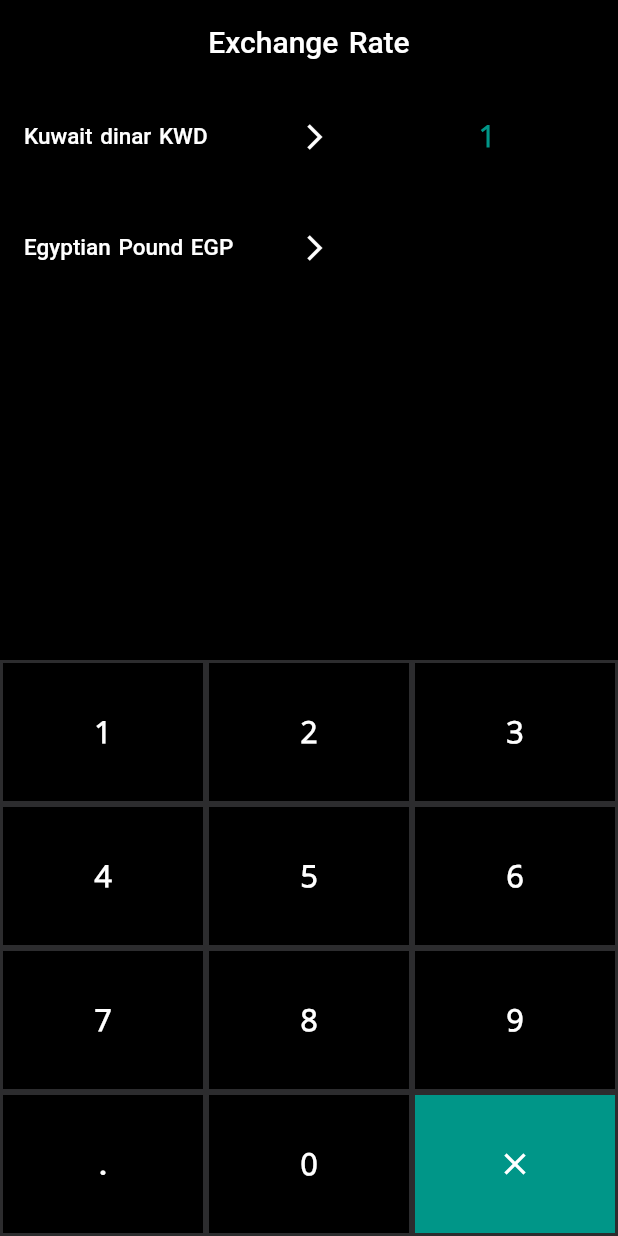
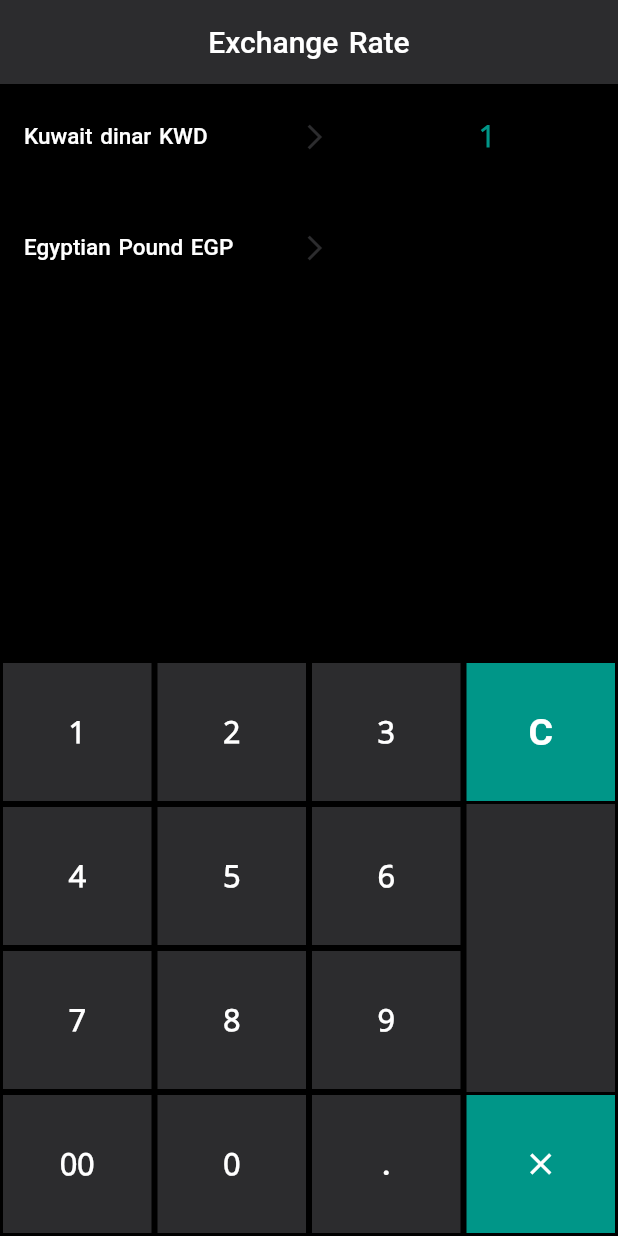
Before and after one commit to Nader15/currency_converter, a Flutter app: the screen it shows after launch, after a tap on the "clear" icon, on a phone screen of 412 x 824 dp. Run offline on Flutter 3.47's test engine with Material 2 defaults, Android fonts, the phone set to English and light mode, and no system bars; our stand-ins replace conditional_builder_null_safety, flutter_svg, get, get_storage, lottie; network calls fail; statements that could not run were skipped.

Commit message:
app ui updated

```diff
--- a/lib/Logic/controllers/home_controller.dart
+++ b/lib/Logic/controllers/home_controller.dart
@@ -7,7 +7,9 @@ import '../../Services/countries_services.dart';
 import '../../Utils/local_storage/local_storage.dart';
 
 class HomeController extends GetxController {
-  var isLoading = false.obs;
+  var isLoading = true.obs;
+  var firstValueIsLoading = false.obs;
+  var secondValueIsLoading = false.obs;
 
   var currenciesList = <Currencies>[].obs;
   var firstCountry = 'Kuwait dinar'.obs;
@@ -32,9 +34,15 @@ class HomeController extends GetxController {
     super.onInit();
   }
 
+  Future<void> onRefreshHomePage() async {
+    await Future.delayed(const Duration(seconds: 1), () {
+      convertCurrencies();
+    });
+  }
+
   getCountries() async {
+    try {
       var countries = await HomeServices().getCountries();
-    try {
       isLoading(true);
       if (countries.currencies!.isNotEmpty) {
         countries.currencies!
@@ -48,11 +56,15 @@ class HomeController extends GetxController {
 
   convertCurrencies() async {
     try {
+      if (firstValueSelected.value) {
+        secondValueIsLoading(true);
+      }
+      if (secondValueSelected.value) {
+        firstValueIsLoading(true);
+      }
       var convert = await HomeServices().convertCurrencies(
-          firstValueSelected.value
-              ?   firstCurrency.value:secondCurrency.value,
-          firstValueSelected.value
-              ?   secondCurrency.value:firstCurrency.value,
+          firstValueSelected.value ? firstCurrency.value : secondCurrency.value,
+          firstValueSelected.value ? secondCurrency.value : firstCurrency.value,
           firstValueSelected.value
               ? firstValueController.value.text
               : secondValueController.value.text);
@@ -64,36 +76,38 @@ class HomeController extends GetxController {
         print("result 1 --> ${secondValueController.value.text}");
       }
       if (secondValueSelected.value) {
-        firstValueController.value.text = convert["result"][firstCurrency.value].toString();
+        firstValueController.value.text =
+            convert["result"][firstCurrency.value].toString();
         print("result 2 --> ${firstValueController.value.text}");
       }
     } finally {
       isLoading(false);
+      firstValueIsLoading(false);
+      secondValueIsLoading(false);
       searchKey.value = '';
     }
   }
 
-
   final keys = [
-    ['1', '2', '3'],
-    ['4', '5', '6'],
-    ['7', '8', '9'],
-    ['.', '0', "*"],
+    ['1', '2', '3', 'C'],
+    ['4', '5', '6', ''],
+    ['7', '8', '9', ''],
+    ['00', '0', ".", 'R'],
   ];
-  var amount= ''.obs;
+  var amount = ''.obs;
 
   onNumberPress(val) {
-    if (val == '0' && amount.value.isEmpty) {
+    if (val == '0' && amount.value.length == 1&&amount.value.contains("0")) {
       return;
     }
     if (val == '.' && amount.value.contains(".")) {
       return;
     }
     amount.value = amount.value + val;
-    if(firstValueSelected.value){
+    if (firstValueSelected.value) {
       firstValueController.value.clear();
       firstValueController.value.text = amount.value;
-    }else{
+    } else {
       secondValueController.value.clear();
       secondValueController.value.text = amount.value;
     }
@@ -103,14 +117,37 @@ class HomeController extends GetxController {
     }
   }
 
-  onBackspacePress(val) {
+  onBackspacePress() {
+    try {
+      firstValueIsLoading(true);
+      secondValueIsLoading(true);
+      if (amount.value.length == 1) {
+        amount.value = '';
+        firstValueController.value.text = "0";
+        secondValueController.value.text = "0";
+      }
       amount.value = amount.value.substring(0, amount.value.length - 1);
+      if (firstValueSelected.value) {
+        firstValueController.value.clear();
+        firstValueController.value.text = amount.value;
+      } else {
+        secondValueController.value.clear();
+        secondValueController.value.text = amount.value;
+      }
+      convertCurrencies();
       if (kDebugMode) {
         print(amount.value);
       }
+    } finally {
+      firstValueIsLoading(false);
+      secondValueIsLoading(false);
+    }
   }
 
-  onClearPress(val) {
+  onClearPress() {
+    try {
+      firstValueIsLoading(true);
+      secondValueIsLoading(true);
       amount.value = '';
       firstValueController.value.text = "0";
       secondValueController.value.text = "0";
@@ -119,8 +156,11 @@ class HomeController extends GetxController {
         print("firstValueController --> ${firstValueController.value.text}");
         print("secondValueController --> ${secondValueController.value.text}");
       }
+    } finally {
+      firstValueIsLoading(false);
+      secondValueIsLoading(false);
+    }
   }
 
   var searchKey = ''.obs;
-
 }
--- a/lib/Utils/app_icons.dart
+++ b/lib/Utils/app_icons.dart
@@ -2,5 +2,5 @@
 // ignore_for_file: constant_identifier_names
 
 class AppIcons {
-  static const String auth_avatar = "assets/images/auth_avatar.png";
+  static const String animated_currency = "assets/images/animated_currency.json";
 }
--- a/lib/View/Screens/Home_Screen/Widgets/keyboard.dart
+++ b/lib/View/Screens/Home_Screen/Widgets/keyboard.dart
@@ -15,28 +15,22 @@ class CustomKeyboardScreen extends StatelessWidget {
           (x) => Expanded(
             // flex: 2,
             child: Container(
-              color: AppColors.Tile_DARK_COLOR,
+              color: AppColors.BLACK_COLOR,
               child: Column(
                 children: [
                   Expanded(
                     child: Row(
                       children: x.map((y) {
-                        if (y == "*") {
-                          return Expanded(
-                            child: InkWell(
-                              onTap: () {
-                                homeController.onClearPress(y);
-                              },
-                              child: Container(
-                                  alignment: Alignment.center,
-                                  color: AppColors.TEAL_COLOR,
-                                  margin: const EdgeInsets.all(2),
-                                  child: const Icon(
-                                    Icons.clear,
-                                    color: AppColors.WHITE_COLOR,
-                                  )),
-                            ),
-                          );
+                        if (y == "C") {
+                          return KeyboardClearKey();
+                        }
+                        if (y == "R") {
+                          return KeyboardRedoKey();
+                        }if (y == "") {
+                          return Expanded(child: Container(
+                            margin: EdgeInsets.fromLTRB(2,0,2,0),
+                            color: AppColors.Tile_DARK_COLOR,
+                          ));
                         } else {
                           return Expanded(
                             child: KeyboardKey(
@@ -56,7 +50,6 @@ class CustomKeyboardScreen extends StatelessWidget {
         )
         .toList();
   }
-
 
   @override
   Widget build(BuildContext context) {
@@ -108,7 +101,7 @@ class KeyboardKey extends StatelessWidget {
       },
       child: Container(
         margin: const EdgeInsets.all(2),
-        color: AppColors.MAIN_COLOR,
+        color: AppColors.Tile_DARK_COLOR,
         child: Center(
           child: renderLabel(),
         ),
@@ -116,3 +109,57 @@ class KeyboardKey extends StatelessWidget {
     );
   }
 }
+
+class KeyboardClearKey extends StatelessWidget {
+  KeyboardClearKey({super.key});
+
+  final homeController = Get.find<HomeController>();
+
+  @override
+  Widget build(BuildContext context) {
+    return Expanded(
+      child: InkWell(
+        onTap: () {
+          homeController.onClearPress();
+        },
+        child: Container(
+          alignment: Alignment.center,
+          color: AppColors.TEAL_COLOR,
+          margin: const EdgeInsets.all(2),
+          child: const Text(
+            "C",
+            style: TextStyle(
+                color: AppColors.WHITE_COLOR,
+                fontSize: 25,
+                fontWeight: FontWeight.bold),
+          ),
+        ),
+      ),
+    );
+  }
+}
+
+class KeyboardRedoKey extends StatelessWidget {
+  KeyboardRedoKey({super.key});
+
+  final homeController = Get.find<HomeController>();
+
+  @override
+  Widget build(BuildContext context) {
+    return Expanded(
+      child: InkWell(
+        onTap: () {
+          homeController.onBackspacePress();
+        },
+        child: Container(
+            alignment: Alignment.center,
+            color: AppColors.TEAL_COLOR,
+            margin: const EdgeInsets.all(2),
+            child: const Icon(
+              Icons.clear,
+              color: AppColors.WHITE_COLOR,
+            )),
+      ),
+    );
+  }
+}
--- a/lib/View/Screens/Home_Screen/home_screen.dart
+++ b/lib/View/Screens/Home_Screen/home_screen.dart
@@ -17,6 +17,7 @@ class HomeScreen extends StatelessWidget {
       return Scaffold(
           backgroundColor: AppColors.BLACK_COLOR,
           appBar: AppBar(
+            backgroundColor: AppColors.Tile_DARK_COLOR,
             title: const Text("Exchange Rate"),
             centerTitle: true,
           ),
@@ -28,6 +29,7 @@ class HomeScreen extends StatelessWidget {
                 child: Padding(
                   padding: const EdgeInsets.all(8.0),
                   child: SingleChildScrollView(
+                    physics: BouncingScrollPhysics(),
                     child: Column(
                       children: [
                         Row(
@@ -58,6 +60,7 @@ class HomeScreen extends StatelessWidget {
                                       child: Icon(
                                         Icons.arrow_forward_ios,
                                         size: 20,
+                                        color: AppColors.Tile_DARK_COLOR,
                                       ),
                                     )
                                   ],
@@ -80,7 +83,8 @@ class HomeScreen extends StatelessWidget {
                                     homeController.secondValueSelected(false);
                                   },
                                   child: ConditionalBuilder(
-                                    condition: !homeController.isLoading.value,
+                                    condition: !homeController
+                                        .firstValueIsLoading.value,
                                     builder: (context) => Text(
                                       homeController
                                           .firstValueController.value.text,
@@ -133,6 +137,7 @@ class HomeScreen extends StatelessWidget {
                                       child: Icon(
                                         Icons.arrow_forward_ios,
                                         size: 20,
+                                        color: AppColors.Tile_DARK_COLOR,
                                       ),
                                     )
                                   ],
@@ -155,7 +160,8 @@ class HomeScreen extends StatelessWidget {
                                     homeController.firstValueSelected(false);
                                   },
                                   child: ConditionalBuilder(
-                                    condition: !homeController.isLoading.value,
+                                    condition: !homeController
+                                        .secondValueIsLoading.value,
                                     builder: (context) => Text(
                                       homeController
                                           .secondValueController.value.text,
@@ -184,7 +190,7 @@ class HomeScreen extends StatelessWidget {
                   ),
                 ),
               ),
-               Expanded(
+              Expanded(
                 child: CustomKeyboardScreen(),
               )
             ],
--- a/lib/View/Screens/Splash_Screen/splash_screen.dart
+++ b/lib/View/Screens/Splash_Screen/splash_screen.dart
@@ -1,9 +1,11 @@
 import 'dart:async';
 
+import 'package:currency_converter/Utils/app_icons.dart';
 import 'package:flutter/foundation.dart';
 import 'package:flutter/material.dart';
 import 'package:get/get.dart';
 import 'package:get_storage/get_storage.dart';
+import 'package:lottie/lottie.dart';
 
 import '../../../Routes/routes.dart';
 import '../../../Utils/app_colors.dart';
@@ -19,11 +21,10 @@ class SplashScreen extends StatefulWidget {
 class _SplashViewState extends State<SplashScreen> {
   late Timer timer;
 
-  void _goNext() =>  Get.offAllNamed(Routes.homeScreen);
-
+  void _goNext() => Get.offAllNamed(Routes.homeScreen);
 
   startDelay() {
-    timer = Timer(const Duration(seconds: 3), _goNext);
+    timer = Timer(const Duration(seconds: 5), _goNext);
   }
 
   @override
@@ -34,12 +35,53 @@ class _SplashViewState extends State<SplashScreen> {
 
   @override
   Widget build(BuildContext context) {
-    return const Scaffold(
-      // backgroundColor: AppColors.BLACK_COLOR,
-      body: Center(
-        child: Hero(
-          tag: 'logo',
-          child: Icon(Icons.currency_exchange,size: 50,)
+    return Scaffold(
+      backgroundColor: AppColors.BLACK_COLOR,
+      floatingActionButton:  Align(
+        alignment: AlignmentDirectional.bottomCenter,
+        child: Row(
+          mainAxisAlignment: MainAxisAlignment.center,
+          children: [
+            const Text(
+              "Developed by Nader Salah",
+              style: TextStyle(
+                color: AppColors.Tile_DARK_COLOR,
+                fontSize: 12,
+              ),
+            ),
+            const SizedBox(width: 20),
+            Row(
+              children: [
+                const Icon(Icons.copyright_outlined,color: AppColors.Tile_DARK_COLOR,),
+                Text(
+                  "${DateTime.now().year}",
+                  style: const TextStyle(
+                    color: AppColors.Tile_DARK_COLOR,
+                    fontSize: 12,
+                  ),
+                ),
+              ],
+            ),
+          ],
+        ),
+      ),
+      body: SafeArea(
+        child: Center(
+          child: Column(
+            mainAxisAlignment: MainAxisAlignment.center,
+            children:  [
+              Lottie.asset(
+                  AppIcons.animated_currency,height: 100),
+              const SizedBox(height: 20),
+              const Text(
+                "Currency Converter App",
+                style: TextStyle(
+                  color: AppColors.WHITE_COLOR,
+                  fontSize: 20,
+                ),
+              ),
+            ],
+          ),
         ),
       ),
     );
--- a/pubspec.yaml
+++ b/pubspec.yaml
@@ -22,6 +22,8 @@ dependencies:
   flutter_svg: ^1.1.0
   virtual_keyboard_flutter: ^1.0.0
   conditional_builder_null_safety: ^0.0.6
+  lottie: ^1.4.3
+  flutter_easyrefresh: ^2.2.2
 
 
 
```
Also changed, not shown: assets/images/animated_currency.json (added, +1 -0 lines), lib/View/Screens/Home_Screen/Select_Currency_Screen/Widgets/search_widget.dart (+4 -4 lines), lib/View/Screens/Home_Screen/Select_Currency_Screen/select_currency_screen.dart (+40 -24 lines), pubspec.lock, 1 other file. Lines whose indentation alone changed are shown as unchanged.
